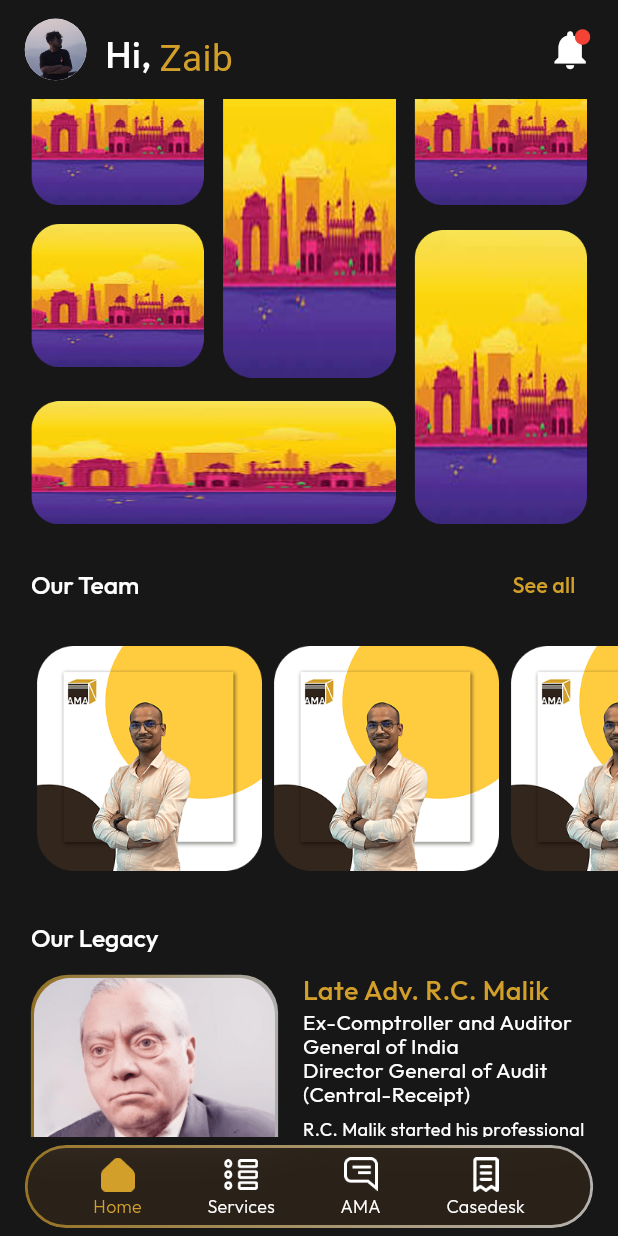
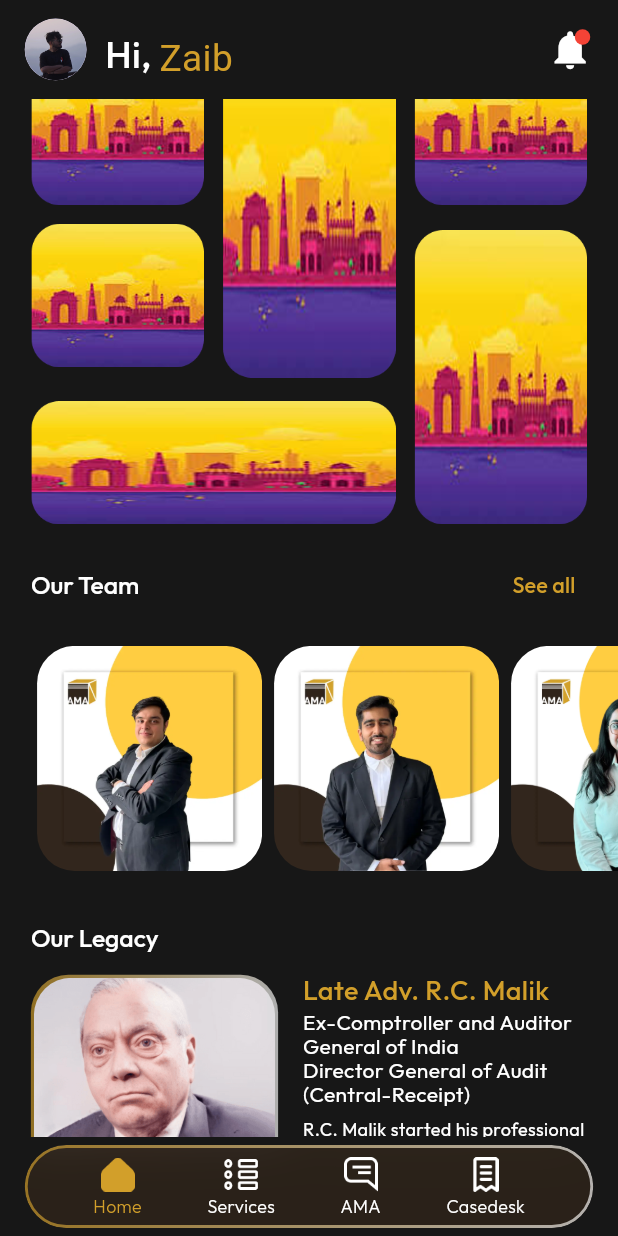
Before and after one commit to DevPatel1479/ama_app, a Flutter app: the screen it shows after launch, scrolled down 576 dp, on a phone screen of 412 x 824 dp. Run offline on Flutter 3.47's test engine with Material 3 defaults, Android fonts, the light colour scheme and no system bars; our stand-ins replace go_router, google_fonts, shared_preferences; Roboto replaces fonts that are missing (Satisfy).

Commit message:
updated animation in team screen

```diff
--- a/lib/config/constants/app_assets_constants.dart
+++ b/lib/config/constants/app_assets_constants.dart
@@ -31,6 +31,21 @@ class AppAssets {
 
   static const String ourLegacyImg = "assets/images/our_legacy_img.png";
   static const String teamMemberImg1 = "assets/images/tm_img1.png";
+  static const String teamMemberImg2 = "assets/images/tm_img2.png";
+  static const String teamMemberImg3 = "assets/images/tm_img3.png";
+  static const String teamMemberImg4 = "assets/images/tm_img4.png";
+  static const String teamMemberImg5 = "assets/images/tm_img5.png";
+  static const String teamMemberImg6 = "assets/images/tm_img6.png";
+  static const String teamMemberImg7 = "assets/images/tm_img7.png";
+  static const String teamMemberImg8 = "assets/images/tm_img8.png";
+  static const String teamMemberImg9 = "assets/images/tm_img9.png";
+  static const String teamMemberImg10 = "assets/images/tm_img10.png";
+  static const String teamMemberImg11 = "assets/images/tm_img11.png";
+  static const String teamMemberImg12 = "assets/images/tm_img12.png";
+  static const String teamMemberImg13 = "assets/images/tm_img13.png";
+  static const String teamMemberImg14 = "assets/images/tm_img14.png";
+  static const String teamMemberImg15 = "assets/images/tm_img15.png";
+  static const String teamMemberImg16 = "assets/images/tm_img16.png";
 
   static const String tmInstaImg = "assets/images/tm_inst_img.png";
   static const String tmLinkedInImg = "assets/images/tm_lk_img.png";
--- /dev/null
+++ b/lib/config/constants/team_data_constants.dart
@@ -0,0 +1,39 @@
+class TeamData {
+  static final List<String> names = [
+    "Shrey Arora",
+    "Himashik Kapoor",
+    "Shruti Parashar",
+    "Kirtima Pandey",
+    "Ishaan Sharma",
+    "Jayanti Sehgal",
+    "Kamakshi Chitkara",
+    "Aarushi Gupta",
+    "Bhavya Jain",
+    "Ashish Jhangra",
+    "Laxman Kumar Rai",
+    "Priya Kumari",
+    "Amit Srivastava",
+    "Vidhi Rajput",
+    "Dev Srivastava",
+    "Nikhil Kumar",
+  ];
+
+  static final List<String> roles = [
+    "Senior Associate",
+    "Consultant",
+    "Legal Associate",
+    "Legal Associate",
+    "Junior Legal Associate",
+    "Junior Legal Associate",
+    "Legal Content Writer",
+    "Legal Content Writer",
+    "Software Development Engineer",
+    "Business Development Head",
+    "Business Development Head",
+    "Business Development Associate",
+    "Business Development Associate",
+    "Business Development Associate",
+    "Business Development Associate",
+    "Business Development Associate",
+  ];
+}
--- a/lib/custom_widgets/team_image_slider.dart
+++ b/lib/custom_widgets/team_image_slider.dart
@@ -1,4 +1,5 @@
 import 'dart:math';
+import 'package:ama_legal_solutions/config/constants/team_data_constants.dart';
 import 'package:flutter/material.dart';
 import 'package:google_fonts/google_fonts.dart';
 import 'package:ama_legal_solutions/config/constants/app_assets_constants.dart';
@@ -12,7 +13,12 @@ class TeamSlider extends StatefulWidget {
 
 class _TeamSliderState extends State<TeamSlider> with TickerProviderStateMixin {
   final ScrollController _scrollController = ScrollController();
-  int? _selectedIndex;
+
+  // allow multiple selected indices
+  final Set<int> _selectedIndices = <int>{};
+
+  // detect if user is actively dragging the scroller
+  bool _isUserDragging = false;
 
   // constants
   static const double _imageSize = 150.0; // image stays this size always
@@ -28,11 +34,21 @@ class _TeamSliderState extends State<TeamSlider> with TickerProviderStateMixin {
 
   final List<String> images = [
     AppAssets.teamMemberImg1,
-    AppAssets.teamMemberImg1,
-    AppAssets.teamMemberImg1,
-    AppAssets.teamMemberImg1,
-    AppAssets.teamMemberImg1,
-    AppAssets.teamMemberImg1,
+    AppAssets.teamMemberImg2,
+    AppAssets.teamMemberImg3,
+    AppAssets.teamMemberImg4,
+    AppAssets.teamMemberImg5,
+    AppAssets.teamMemberImg6,
+    AppAssets.teamMemberImg7,
+    AppAssets.teamMemberImg8,
+    AppAssets.teamMemberImg9,
+    AppAssets.teamMemberImg10,
+    AppAssets.teamMemberImg11,
+    AppAssets.teamMemberImg12,
+    AppAssets.teamMemberImg13,
+    AppAssets.teamMemberImg14,
+    AppAssets.teamMemberImg15,
+    AppAssets.teamMemberImg16,
   ];
 
   @override
@@ -41,15 +57,61 @@ class _TeamSliderState extends State<TeamSlider> with TickerProviderStateMixin {
     super.dispose();
   }
 
-  void _scrollToCenter(int index, double screenWidth, double itemSpacing) {
+  // compute precise scroll target for index (treating tappedIndex as expanded if expandTappedAsTrue)
+  double _computeScrollTargetForIndex({
+    required int index,
+    required double screenWidth,
+    required double itemSpacing,
+    required bool expandTappedAsTrue,
+  }) {
     final leftPadding = screenWidth * 0.02;
-    final itemStride = _imageSize + itemSpacing;
-    final desiredLeft =
-        leftPadding + index * itemStride - (screenWidth - _expandedWidth) / 2;
+    double offset = leftPadding;
 
+    // sum widths of items before `index`
+    for (int i = 0; i < index; i++) {
+      final bool isExpanded = _selectedIndices.contains(i);
+      offset += (isExpanded ? _expandedWidth : _imageSize);
+      // add spacing between items
+      offset += itemSpacing;
+    }
+
+    // width of the tapped item after selection (center against this width)
+    final double tappedWidth =
+        (expandTappedAsTrue || _selectedIndices.contains(index))
+        ? _expandedWidth
+        : _imageSize;
+
+    // desired left so the tapped item sits centered in available viewport
+    final double desiredLeft = offset - (screenWidth - tappedWidth) / 2;
+
+    // clamp later when using animateTo
+    return desiredLeft;
+  }
+
+  // custom scroll helper: computes correct target using actual widths and animates only if needed
+  void _scrollToCenterAccurate(
+    int index,
+    double screenWidth,
+    double itemSpacing,
+  ) {
     if (!_scrollController.hasClients) return;
+
+    // Avoid auto-scrolling while the user is actively dragging.
+    if (_isUserDragging) return;
+
+    final double rawTarget = _computeScrollTargetForIndex(
+      index: index,
+      screenWidth: screenWidth,
+      itemSpacing: itemSpacing,
+      expandTappedAsTrue: true, // we want to center as if tapped item expands
+    );
+
     final maxScroll = _scrollController.position.maxScrollExtent;
-    final target = desiredLeft.clamp(0.0, maxScroll);
+    final target = rawTarget.clamp(0.0, maxScroll);
+
+    // avoid tiny jumps if already near the target
+    final double current = _scrollController.position.pixels;
+    if ((current - target).abs() < 6.0) return;
 
     _scrollController.animateTo(
       target,
@@ -93,15 +155,29 @@ class _TeamSliderState extends State<TeamSlider> with TickerProviderStateMixin {
     );
 
     // slider height animates between image size and the clamped (tight) expanded height
-    final double sliderHeight = _selectedIndex != null
-        ? finalExpandedHeight
-        : _imageSize;
+    final bool anySelected = _selectedIndices.isNotEmpty;
+    final double sliderHeight = anySelected ? finalExpandedHeight : _imageSize;
 
     return AnimatedSize(
       duration: _animDur,
       curve: Curves.easeInOut,
       child: SizedBox(
         height: sliderHeight + 12, // small extra padding
+        child: NotificationListener<ScrollNotification>(
+          onNotification: (notification) {
+            // detect user drag start / end
+            if (notification is ScrollStartNotification) {
+              // only mark dragging if it was a user drag (dragDetails != null)
+              if (notification.dragDetails != null) {
+                _isUserDragging = true;
+              }
+            } else if (notification is ScrollEndNotification ||
+                notification is UserScrollNotification) {
+              // end of scrolling - mark not dragging
+              _isUserDragging = false;
+            }
+            return false;
+          },
           child: SingleChildScrollView(
             controller: _scrollController,
             scrollDirection: Axis.horizontal,
@@ -111,10 +187,10 @@ class _TeamSliderState extends State<TeamSlider> with TickerProviderStateMixin {
               child: Row(
                 crossAxisAlignment: CrossAxisAlignment.start,
                 children: List.generate(images.length, (index) {
-                final bool isSelected = _selectedIndex == index;
+                  final bool isSelected = _selectedIndices.contains(index);
 
                   // when any item is selected, every item container height becomes sliderHeight
-                final double containerHeight = (_selectedIndex != null)
+                  final double containerHeight = anySelected
                       ? sliderHeight
                       : _imageSize;
 
@@ -125,7 +201,7 @@ class _TeamSliderState extends State<TeamSlider> with TickerProviderStateMixin {
 
                   // For non-selected items, center the thumbnail vertically in the container
                   final double nonSelectedTopPadding =
-                    (_selectedIndex != null && !isSelected)
+                      (anySelected && !isSelected)
                       ? (containerHeight - _imageSize) / 2
                       : 0.0;
 
@@ -142,8 +218,8 @@ class _TeamSliderState extends State<TeamSlider> with TickerProviderStateMixin {
                         )
                       : 0.0;
 
-                // scale non-selected thumbnails while one is expanded
-                final double scale = _selectedIndex == null
+                  // scale non-selected thumbnails while one (or more) is expanded
+                  final double scale = !anySelected
                       ? 1.0
                       : (isSelected ? 1.0 : 0.86);
 
@@ -153,15 +229,27 @@ class _TeamSliderState extends State<TeamSlider> with TickerProviderStateMixin {
                     ),
                     child: GestureDetector(
                       onTap: () async {
-                      if (_selectedIndex == index) {
-                        setState(() => _selectedIndex = null);
+                        // Toggle selection
+                        if (isSelected) {
+                          setState(() {
+                            _selectedIndices.remove(index);
+                          });
                           return;
                         }
 
-                      // center tapped item, then expand
-                      _scrollToCenter(index, screenWidth, itemSpacing);
+                        // If selecting, try to center tapped item (accurately), then add to selected set and expand.
+                        // But do not auto-scroll if user is actively dragging.
+                        _scrollToCenterAccurate(
+                          index,
+                          screenWidth,
+                          itemSpacing,
+                        );
                         await Future.delayed(const Duration(milliseconds: 120));
-                      setState(() => _selectedIndex = index);
+                        if (mounted) {
+                          setState(() {
+                            _selectedIndices.add(index);
+                          });
+                        }
                       },
                       child: ClipRect(
                         // prevents scaled children from overflowing while animating
@@ -199,9 +287,18 @@ class _TeamSliderState extends State<TeamSlider> with TickerProviderStateMixin {
                                     width: _imageSize,
                                     height: _imageSize,
                                     child: ClipRRect(
-                                    borderRadius: BorderRadius.vertical(
-                                      top: Radius.circular(
-                                        isSelected ? 20 : 12,
+                                      borderRadius: BorderRadius.only(
+                                        topLeft: Radius.circular(
+                                          isSelected ? 20 : 25,
+                                        ),
+                                        topRight: Radius.circular(
+                                          isSelected ? 20 : 25,
+                                        ),
+                                        bottomLeft: Radius.circular(
+                                          isSelected ? 20 : 25,
+                                        ),
+                                        bottomRight: Radius.circular(
+                                          isSelected ? 20 : 25,
                                         ),
                                       ),
                                       child: Image.asset(
@@ -237,7 +334,7 @@ class _TeamSliderState extends State<TeamSlider> with TickerProviderStateMixin {
                                             MainAxisAlignment.center,
                                         children: [
                                           Text(
-                                          "Amit Srivastava",
+                                            TeamData.names[index],
                                             textAlign: TextAlign.center,
                                             style: GoogleFonts.outfit(
                                               fontSize: 14,
@@ -247,7 +344,7 @@ class _TeamSliderState extends State<TeamSlider> with TickerProviderStateMixin {
                                           ),
                                           const SizedBox(height: 6),
                                           Text(
-                                          "Business Development Associate",
+                                            TeamData.roles[index],
                                             textAlign: TextAlign.center,
                                             style: GoogleFonts.outfit(
                                               fontSize: 14,
@@ -271,7 +368,8 @@ class _TeamSliderState extends State<TeamSlider> with TickerProviderStateMixin {
                                                     // TODO: open Instagram
                                                   },
                                                   child: Padding(
-                                                  padding: const EdgeInsets.all(
+                                                    padding:
+                                                        const EdgeInsets.all(
                                                           6.0,
                                                         ),
                                                     child: Image.asset(
@@ -293,7 +391,8 @@ class _TeamSliderState extends State<TeamSlider> with TickerProviderStateMixin {
                                                     // TODO: open LinkedIn
                                                   },
                                                   child: Padding(
-                                                  padding: const EdgeInsets.all(
+                                                    padding:
+                                                        const EdgeInsets.all(
                                                           6.0,
                                                         ),
                                                     child: Image.asset(
@@ -323,6 +422,7 @@ class _TeamSliderState extends State<TeamSlider> with TickerProviderStateMixin {
             ),
           ),
         ),
+      ),
     );
   }
 }
```
Also changed, not shown: assets/images/tm_img1.png, assets/images/tm_img10.png (added), assets/images/tm_img11.png (added), assets/images/tm_img12.png (added), assets/images/tm_img13.png (added), assets/images/tm_img14.png (added), assets/images/tm_img15.png (added), assets/images/tm_img16.png (added), assets/images/tm_img2.png (added), assets/images/tm_img3.png (added), assets/images/tm_img4.png (added), assets/images/tm_img5.png (added), assets/images/tm_img6.png (added), assets/images/tm_img7.png (added), 2 more files. Lines whose indentation alone changed are shown as unchanged.
